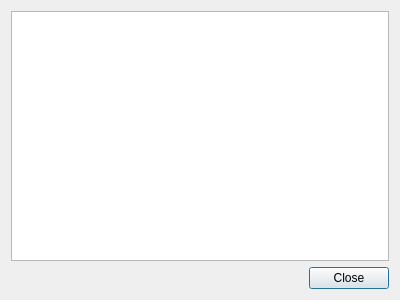
The window that src/qt/forms/transactiondescdialog.ui (raffermeko/bitcoin) describes before a commit, drawn with Qt 5.
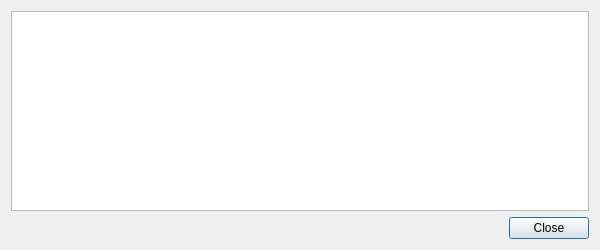
The same window after the commit.

Commit message: change size of transactiondialog, to allow display of transaction-id without an ugly line-break

```diff
--- a/src/qt/forms/transactiondescdialog.ui
+++ b/src/qt/forms/transactiondescdialog.ui
@@ -6,8 +6,8 @@
    <rect>
     <x>0</x>
     <y>0</y>
-    <width>400</width>
-    <height>300</height>
+    <width>600</width>
+    <height>250</height>
    </rect>
   </property>
   <property name="windowTitle">
```
